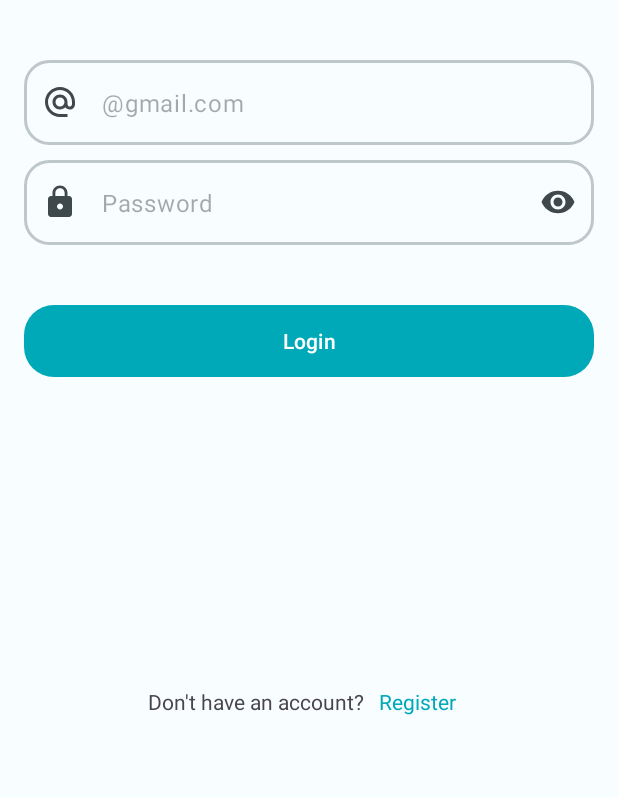
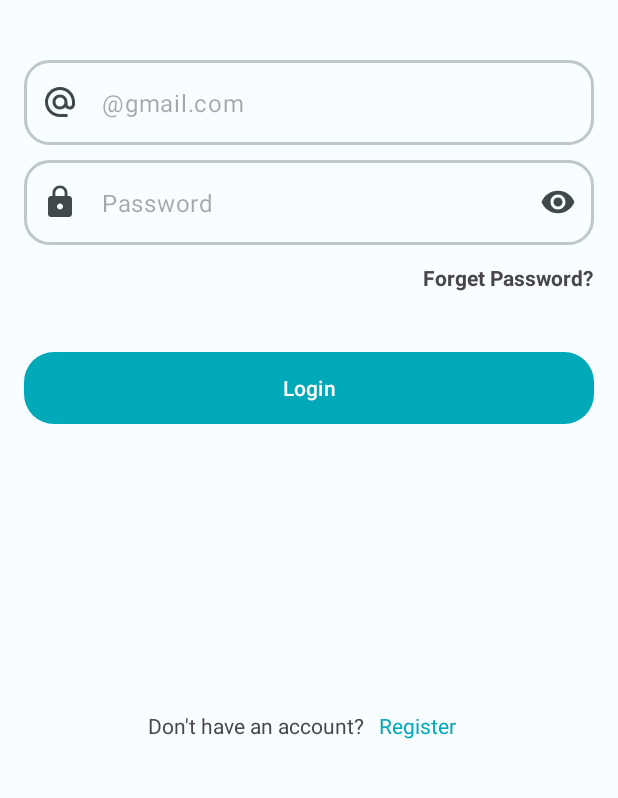
Before and after one commit to kimber-ly/Mentorify, an Android app: the LoginActivity screen opened directly, with no data from a screen before it, on a phone screen of 412 x 824 dp, the part 210-1008 px from its top. Run offline under Robolectric (Android 15) with nearby library versions, the phone set to English and light mode, and no system bars.

Commit message:
LoginActivity edit & RegisterActivity2 19 Nov 2023

```diff
--- a/app/src/main/java/com/example/mentorify/LoginActivity.kt
+++ b/app/src/main/java/com/example/mentorify/getStarted/LoginActivity.kt
@@ -1,7 +1,8 @@
-package com.example.mentorify
+package com.example.mentorify.getStarted
 
 import androidx.appcompat.app.AppCompatActivity
 import android.os.Bundle
+import com.example.mentorify.R
 
 class LoginActivity : AppCompatActivity() {
     override fun onCreate(savedInstanceState: Bundle?) {
--- a/app/src/main/java/com/example/mentorify/OnboardingActivity.kt
+++ b/app/src/main/java/com/example/mentorify/getStarted/OnboardingActivity.kt
@@ -1,4 +1,4 @@
-package com.example.mentorify
+package com.example.mentorify.getStarted
 
 import android.content.Intent
 import android.graphics.Color
@@ -6,6 +6,7 @@ import androidx.appcompat.app.AppCompatActivity
 import android.os.Bundle
 import android.view.View
 import android.widget.Button
+import com.example.mentorify.R
 import com.ramotion.paperonboarding.PaperOnboardingFragment
 import com.ramotion.paperonboarding.PaperOnboardingPage
 import java.util.ArrayList
--- a/app/src/main/java/com/example/mentorify/RegisterActivity.kt
+++ b/app/src/main/java/com/example/mentorify/getStarted/RegisterActivity.kt
@@ -1,7 +1,8 @@
-package com.example.mentorify
+package com.example.mentorify.getStarted
 
 import androidx.appcompat.app.AppCompatActivity
 import android.os.Bundle
+import com.example.mentorify.R
 
 class RegisterActivity : AppCompatActivity() {
     override fun onCreate(savedInstanceState: Bundle?) {
--- a/app/src/main/java/com/example/mentorify/SplashScreenActivity.kt
+++ b/app/src/main/java/com/example/mentorify/getStarted/SplashScreenActivity.kt
@@ -1,9 +1,10 @@
-package com.example.mentorify
+package com.example.mentorify.getStarted
 
 import android.content.Intent
 import androidx.appcompat.app.AppCompatActivity
 import android.os.Bundle
 import android.os.Handler
+import com.example.mentorify.R
 
 class SplashScreenActivity : AppCompatActivity() {
     override fun onCreate(savedInstanceState: Bundle?) {
--- a/app/src/main/res/layout/activity_login.xml
+++ b/app/src/main/res/layout/activity_login.xml
@@ -4,7 +4,7 @@
     xmlns:tools="http://schemas.android.com/tools"
     android:layout_width="match_parent"
     android:layout_height="match_parent"
-    tools:context=".RegisterActivity">
+    tools:context=".getStarted.RegisterActivity">
 
     <ImageView
         android:id="@+id/logo"
@@ -69,6 +69,18 @@
             tools:layout_editor_absoluteX="0dp" />
     </com.google.android.material.textfield.TextInputLayout>
 
+    <TextView
+        android:id="@+id/forgetPassword_txt"
+        android:layout_width="wrap_content"
+        android:layout_height="wrap_content"
+        android:layout_marginTop="12dp"
+        android:layout_marginEnd="16dp"
+        android:text="Forget Password?"
+        android:textStyle="bold"
+        app:layout_constraintEnd_toEndOf="parent"
+        app:layout_constraintHorizontal_bias="1.0"
+        app:layout_constraintStart_toStartOf="parent"
+        app:layout_constraintTop_toBottomOf="@+id/textInputLayout_password" />
 
     <Button
         android:id="@+id/login_btn"
@@ -81,7 +93,7 @@
         android:text="Login"
         app:layout_constraintEnd_toEndOf="parent"
         app:layout_constraintStart_toStartOf="parent"
-        app:layout_constraintTop_toBottomOf="@+id/textInputLayout_password" />
+        app:layout_constraintTop_toBottomOf="@+id/forgetPassword_txt" />
 
     <!--    <TextView-->
     <!--        android:id="@+id/textView"-->
--- a/app/src/main/res/layout/activity_onboarding.xml
+++ b/app/src/main/res/layout/activity_onboarding.xml
@@ -4,7 +4,7 @@
     xmlns:tools="http://schemas.android.com/tools"
     android:layout_width="match_parent"
     android:layout_height="match_parent"
-    tools:context=".OnboardingActivity">
+    tools:context=".getStarted.OnboardingActivity">
 
     <androidx.fragment.app.FragmentContainerView
         android:id="@+id/onboarding_container"
--- a/app/src/main/res/layout/activity_register.xml
+++ b/app/src/main/res/layout/activity_register.xml
@@ -4,7 +4,7 @@
     xmlns:tools="http://schemas.android.com/tools"
     android:layout_width="match_parent"
     android:layout_height="match_parent"
-    tools:context=".RegisterActivity">
+    tools:context=".getStarted.RegisterActivity">
 
     <ImageView
         android:id="@+id/logo"
--- a/app/src/main/res/layout/activity_splash_screen.xml
+++ b/app/src/main/res/layout/activity_splash_screen.xml
@@ -4,7 +4,7 @@
     xmlns:tools="http://schemas.android.com/tools"
     android:layout_width="match_parent"
     android:layout_height="match_parent"
-    tools:context=".SplashScreenActivity">
+    tools:context=".getStarted.SplashScreenActivity">
 
     <ImageView
         android:id="@+id/imageView"
```
Also changed, not shown: app/src/main/AndroidManifest.xml (+7 -4 lines), app/src/main/java/com/example/mentorify/getStarted/RegisterActivity2.kt (added, +12 -0 lines), app/src/main/res/layout/activity_register2.xml (added, +68 -0 lines), app/src/main/res/layout/favorite_topics.xml (added, +12 -0 lines), app/src/main/res/drawable/data_science.png (added).
